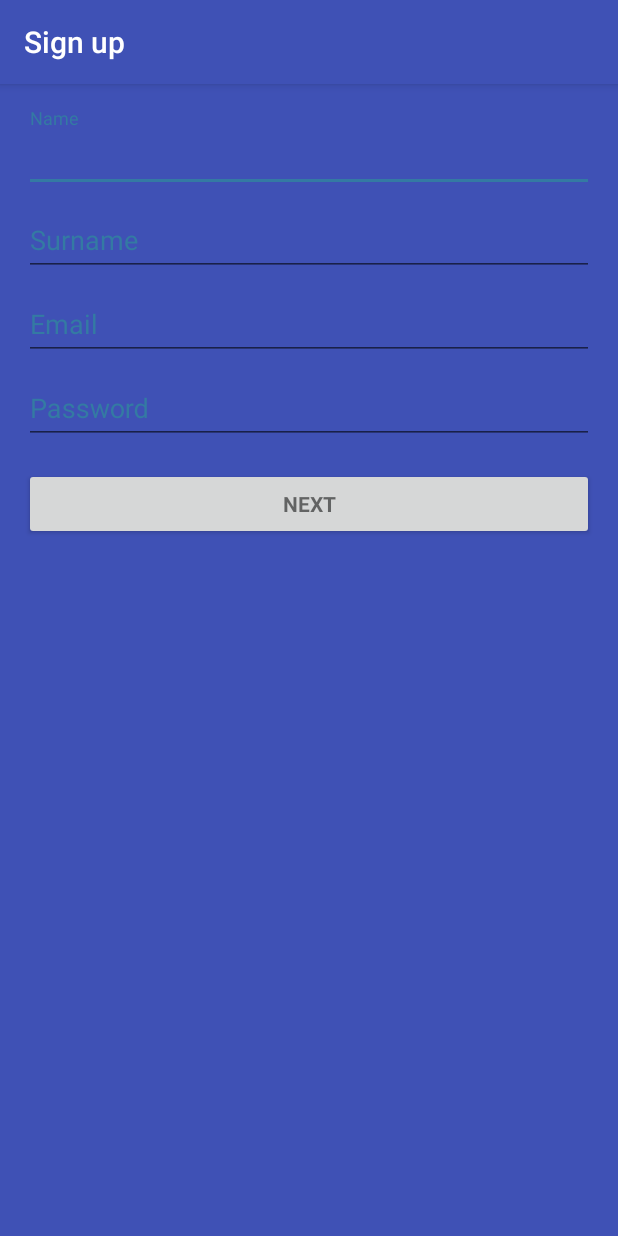
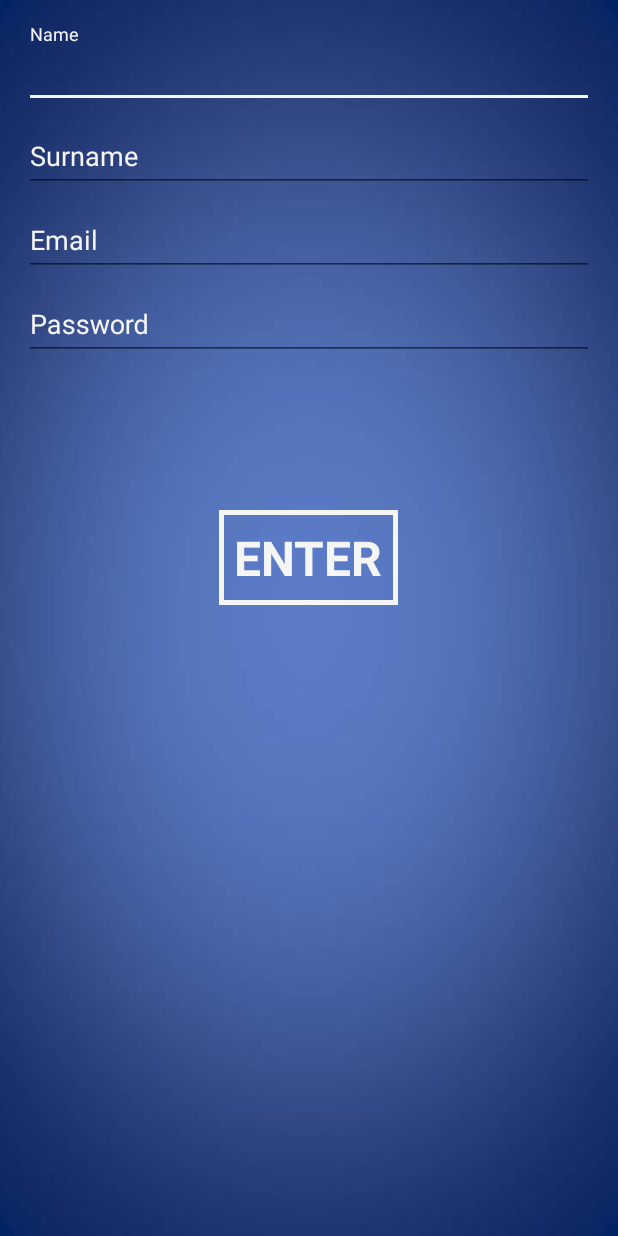
Before and after one commit to brolam/ProjectM, an Android app: the SignUpActivity screen opened directly, with no data from a screen before it, on a phone screen of 412 x 824 dp. Run offline under Robolectric (Android 15) with nearby library versions, the phone set to English and light mode, and no system bars; our stand-ins replace Firebase (no records; nobody signed in at launch, a user with empty details on screens opened directly).

Commit message:
feat: Sign Up improvements.

```diff
--- a/app/src/main/AndroidManifest.xml
+++ b/app/src/main/AndroidManifest.xml
@@ -27,8 +27,10 @@
             android:label="@string/title_activity_sing_in"
             android:theme="@style/AppTheme.NoActionBar"/>
         <activity
+            android:windowSoftInputMode="stateHidden"
             android:name=".SignUpActivity"
-            android:label="@string/title_activity_sing_up" />
+            android:label="@string/title_activity_sing_up"
+            android:theme="@style/AppThemeSignUp"/>
         <activity
             android:name=".PricingActivity"
             android:label="@string/title_activity_pricing" />
--- a/app/src/main/java/br/com/brolam/projectm/SignUpActivity.java
+++ b/app/src/main/java/br/com/brolam/projectm/SignUpActivity.java
@@ -67,7 +67,7 @@ public class SignUpActivity extends AppCompatActivity {
             }
         });
 
-        Button nextButton = (Button) findViewById(R.id.nextButton);
+        View nextButton =  findViewById(R.id.nextButton);
         nextButton.setOnClickListener(new OnClickListener() {
             @Override
             public void onClick(View view) {
--- /dev/null
+++ b/app/src/main/res/drawable/next_button_bg.xml
@@ -0,0 +1,6 @@
+<shape xmlns:android="http://schemas.android.com/apk/res/android" android:shape="rectangle">
+    <padding android:left="10dp" android:right="10dp" android:top="10dp" android:bottom="10dp"/>
+    //ADD THIS LINE
+    <stroke android:width="3dp" android:color="@color/colorWhite"/>
+
+</shape>
--- a/app/src/main/res/layout/activity_sing_in.xml
+++ b/app/src/main/res/layout/activity_sing_in.xml
@@ -49,7 +49,7 @@
                 <android.support.design.widget.TextInputLayout
                     android:layout_width="match_parent"
                     android:layout_height="wrap_content"
-                    android:textColorHint="@color/colorWhiteHint"
+                    android:textColorHint="@color/colorBlueHint"
                     android:layout_marginTop="50dp">
 
                     <EditText
@@ -61,14 +61,14 @@
                         android:inputType="textEmailAddress"
                         android:maxLines="1"
                         android:singleLine="true"
-                        android:textColorHint="@color/colorWhiteHint"/>
+                        android:textColorHint="@color/colorBlueHint"/>
 
                 </android.support.design.widget.TextInputLayout>
 
                 <android.support.design.widget.TextInputLayout
                     android:layout_width="match_parent"
                     android:layout_height="wrap_content"
-                    android:textColorHint="@color/colorWhiteHint">
+                    android:textColorHint="@color/colorBlueHint">
 
                     <EditText
                         android:id="@+id/password"
@@ -82,7 +82,7 @@
                         android:inputType="textPassword"
                         android:maxLines="1"
                         android:singleLine="true"
-                        android:textColorHint="@color/colorWhiteHint" />
+                        android:textColorHint="@color/colorBlueHint" />
 
                 </android.support.design.widget.TextInputLayout>
 
--- a/app/src/main/res/layout/activity_sing_up.xml
+++ b/app/src/main/res/layout/activity_sing_up.xml
@@ -5,7 +5,7 @@
     android:layout_height="match_parent"
     android:gravity="center_horizontal"
     android:orientation="vertical"
-    android:background="@color/colorPrimary"
+    android:background="@drawable/sign_up_bg"
     tools:context="br.com.brolam.projectm.SignUpActivity">
 
     <!-- Create login progress -->
@@ -15,17 +15,19 @@
         android:layout_width="match_parent"
         android:layout_height="match_parent"
         android:layout_margin="16dp"
-        android:visibility="gone" />
+        android:visibility="gone"
+        android:layout_alignParentTop="true"/>
 
     <ScrollView
         android:id="@+id/login_form"
         android:layout_width="match_parent"
-        android:layout_height="match_parent">
+        android:layout_height="match_parent"
+        android:layout_alignParentTop="true">
 
         <LinearLayout
             android:id="@+id/email_login_form"
             android:layout_width="match_parent"
-            android:layout_height="wrap_content"
+            android:layout_height="match_parent"
             android:layout_marginTop="16dp"
             android:layout_marginLeft="@dimen/activity_horizontal_margin"
             android:layout_marginRight="@dimen/activity_horizontal_margin"
@@ -43,8 +45,7 @@
                     android:hint="@string/prompt_name"
                     android:inputType="textCapWords"
                     android:maxLines="1"
-                    android:singleLine="true"
-                    style="@style/EditTextDefault"/>
+                    style="@style/EditTextDefaultWhite"/>
 
             </android.support.design.widget.TextInputLayout>
 
@@ -60,8 +61,7 @@
                     android:hint="@string/prompt_surname"
                     android:inputType="textCapWords"
                     android:maxLines="1"
-                    android:singleLine="true"
-                    style="@style/EditTextDefault"/>
+                    style="@style/EditTextDefaultWhite"/>
 
             </android.support.design.widget.TextInputLayout>
 
@@ -77,8 +77,7 @@
                     android:hint="@string/prompt_email"
                     android:inputType="textEmailAddress"
                     android:maxLines="1"
-                    android:singleLine="true"
-                    style="@style/EditTextDefault"/>
+                    style="@style/EditTextDefaultWhite"/>
 
             </android.support.design.widget.TextInputLayout>
 
@@ -97,19 +96,20 @@
                     android:imeOptions="actionUnspecified"
                     android:inputType="textPassword"
                     android:maxLines="1"
-                    android:singleLine="true"
-                    style="@style/EditTextDefault"/>
+                    style="@style/EditTextDefaultWhite"/>
             </android.support.design.widget.TextInputLayout>
-
-            <Button
+            <TextView
                 android:id="@+id/nextButton"
                 style="?android:textAppearanceSmall"
-                android:layout_width="match_parent"
+                android:layout_width="wrap_content"
                 android:layout_height="wrap_content"
-                android:layout_marginTop="16dp"
-                android:text="@string/action_next"
+                android:layout_marginTop="100dp"
+                android:text="@string/action_enter"
                 android:textStyle="bold"
-                android:layout_marginBottom="16dp"/>
+                android:textSize="32sp"
+                android:textColor="@color/colorWhite"
+                android:layout_gravity="center_horizontal"
+                android:background="@drawable/next_button_bg"/>
 
         </LinearLayout>
     </ScrollView>
--- /dev/null
+++ b/app/src/main/res/values-v21/styles.xml
@@ -0,0 +1,2 @@
+<?xml version="1.0" encoding="utf-8"?>
+<resources></resources>
--- a/app/src/main/res/values/colors.xml
+++ b/app/src/main/res/values/colors.xml
@@ -4,6 +4,7 @@
     <color name="colorPrimaryDark">#303F9F</color>
     <color name="colorAccent">#347AA3</color>
     <color name="colorWhite">#f5f5f5</color>
-    <color name="colorWhiteHint">#347AA3</color>
+    <color name="colorWhiteHint">#f5f5f5</color>
+    <color name="colorBlueHint">#347AA3</color>
     <color name="colorFocus">#303F9F</color>
 </resources>
--- a/app/src/main/res/values/strings.xml
+++ b/app/src/main/res/values/strings.xml
@@ -16,7 +16,7 @@
     <string name="prompt_password">Password</string>
     <string name="action_sign_in">Sign In</string>
     <string name="action_sign_up">Sign Up</string>
-    <string name="action_next">Next</string>
+    <string name="action_enter">ENTER</string>
     <string name="action_register">Register</string>
     <string name="action_sign_in_short">Sign in</string>
     <string name="error_invalid_name">This name is too short</string>
--- a/app/src/main/res/values/styles.xml
+++ b/app/src/main/res/values/styles.xml
@@ -8,9 +8,18 @@
         <item name="colorAccent">@color/colorAccent</item>
     </style>
 
+
     <style name="AppTheme.NoActionBar">
         <item name="windowActionBar">true</item>
         <item name="windowNoTitle">true</item>
+    </style>
+
+    <!-- Base application theme. -->
+    <style name="AppThemeSignUp" parent="AppTheme.NoActionBar">
+        <!-- Customize your theme here. -->
+        <item name="colorPrimary">@color/colorPrimary</item>
+        <item name="colorPrimaryDark">@color/colorPrimaryDark</item>
+        <item name="colorAccent">@color/colorWhite</item>
     </style>
 
     <style name="AppTheme.AppBarOverlay" parent="ThemeOverlay.AppCompat.Dark.ActionBar" />
@@ -21,6 +30,12 @@
         <item name="android:textColor">@color/colorPrimaryDark</item>
         <item name="android:textColorHighlight">@color/colorPrimaryDark</item>
     </style>
+
+    <style name="EditTextDefaultWhite" parent="Widget.AppCompat.EditText">
+        <item name="android:textColor">@color/colorWhite</item>
+        <item name="android:textColorHighlight">@color/colorWhiteHint</item>
+    </style>
+
 
     <style name="Checkbox.Pricing" parent="Widget.AppCompat.CompoundButton.RadioButton">
         <item name="android:textColor">@color/colorWhite</item>
```
Also changed, not shown: app/src/main/res/drawable/sign_up_bg.jpg (added).
